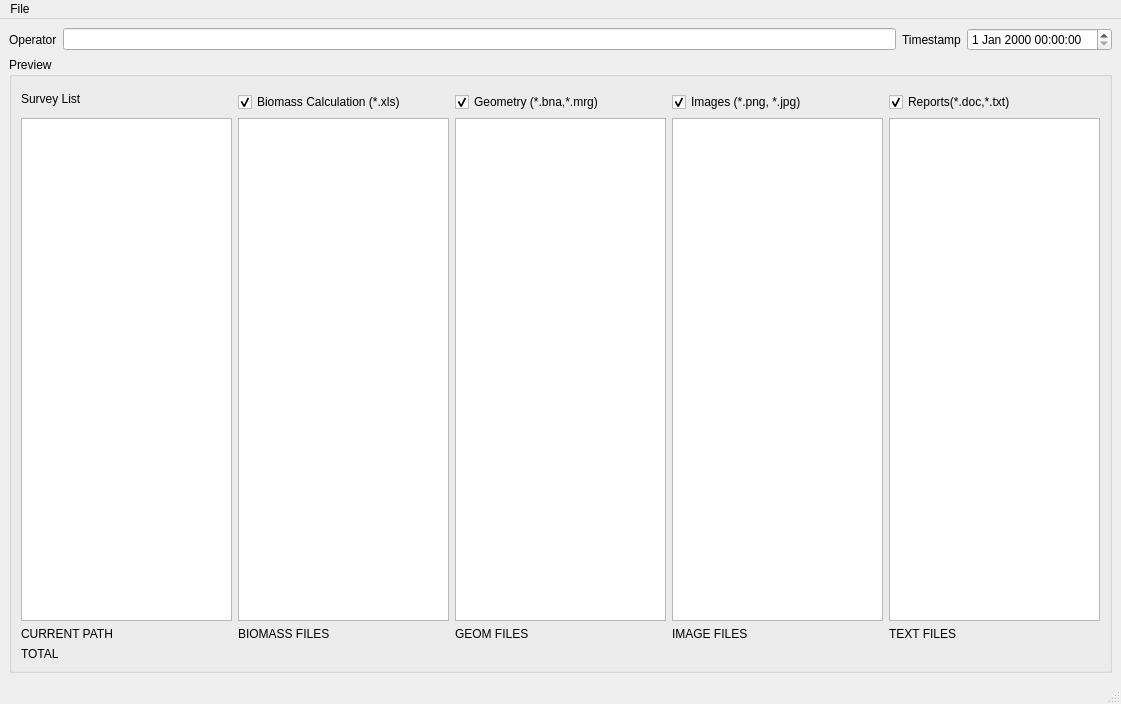
Before: the Qt Designer form mainfrm.ui in doublebyte1/group_tool, drawn with Qt 5.
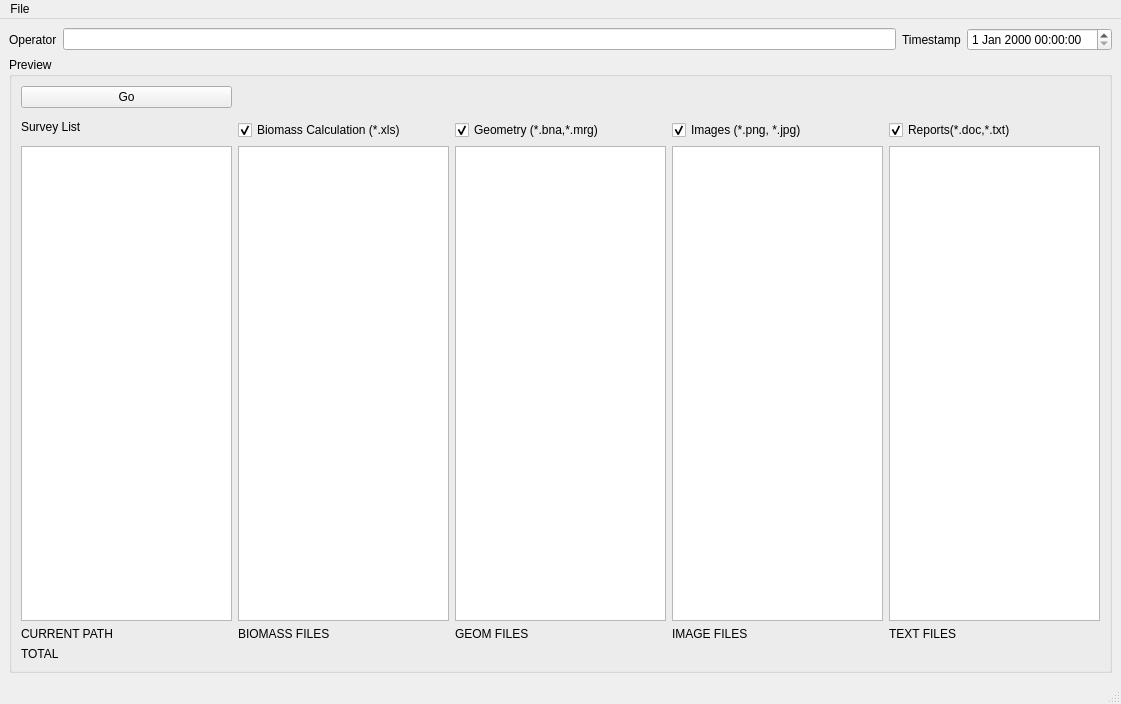
After: the same form once the commit is applied.

Commit message: - Added "Go" button. to establish the display of the directory contents

What changed in the file:
```diff
--- a/mainfrm.ui
+++ b/mainfrm.ui
@@ -51,7 +51,38 @@
        <string>Preview</string>
       </property>
       <layout class="QGridLayout" name="gridLayout">
-       <item row="1" column="4">
+       <item row="4" column="1">
+        <widget class="QTableView" name="tableBiomass">
+         <property name="editTriggers">
+          <set>QAbstractItemView::NoEditTriggers</set>
+         </property>
+         <property name="alternatingRowColors">
+          <bool>true</bool>
+         </property>
+         <property name="selectionBehavior">
+          <enum>QAbstractItemView::SelectRows</enum>
+         </property>
+         <property name="sortingEnabled">
+          <bool>true</bool>
+         </property>
+         <attribute name="horizontalHeaderVisible">
+          <bool>false</bool>
+         </attribute>
+         <attribute name="horizontalHeaderCascadingSectionResizes">
+          <bool>true</bool>
+         </attribute>
+         <attribute name="horizontalHeaderStretchLastSection">
+          <bool>true</bool>
+         </attribute>
+         <attribute name="verticalHeaderCascadingSectionResizes">
+          <bool>true</bool>
+         </attribute>
+         <attribute name="verticalHeaderStretchLastSection">
+          <bool>false</bool>
+         </attribute>
+        </widget>
+       </item>
+       <item row="3" column="4">
         <widget class="QCheckBox" name="checkReports">
          <property name="text">
           <string>Reports(*.doc,*.txt)</string>
@@ -61,7 +92,7 @@
          </property>
         </widget>
        </item>
-       <item row="2" column="3">
+       <item row="4" column="3">
         <widget class="QTableView" name="tableImages">
          <property name="editTriggers">
           <set>QAbstractItemView::NoEditTriggers</set>
@@ -89,7 +120,7 @@
          </attribute>
         </widget>
        </item>
-       <item row="0" column="0" rowspan="2">
+       <item row="2" column="0" rowspan="2">
         <widget class="QLabel" name="label_3">
          <property name="text">
           <string>Survey List</string>
@@ -99,7 +130,7 @@
          </property>
         </widget>
        </item>
-       <item row="2" column="4">
+       <item row="4" column="4">
         <widget class="QTableView" name="tableReports">
          <property name="editTriggers">
           <set>QAbstractItemView::NoEditTriggers</set>
@@ -124,7 +155,7 @@
          </attribute>
         </widget>
        </item>
-       <item row="1" column="1">
+       <item row="3" column="1">
         <widget class="QCheckBox" name="checkBiomass">
          <property name="text">
           <string>Biomass Calculation (*.xls)</string>
@@ -134,7 +165,7 @@
          </property>
         </widget>
        </item>
-       <item row="1" column="2">
+       <item row="3" column="2">
         <widget class="QCheckBox" name="checkGeom">
          <property name="text">
           <string>Geometry (*.bna,*.mrg)</string>
@@ -144,7 +175,7 @@
          </property>
         </widget>
        </item>
-       <item row="1" column="3">
+       <item row="3" column="3">
         <widget class="QCheckBox" name="checkImages">
          <property name="text">
           <string>Images (*.png, *.jpg)</string>
@@ -154,7 +185,7 @@
          </property>
         </widget>
        </item>
-       <item row="2" column="2">
+       <item row="4" column="2">
         <widget class="QTableView" name="tableGeom">
          <property name="editTriggers">
           <set>QAbstractItemView::NoEditTriggers</set>
@@ -182,48 +213,7 @@
          </attribute>
         </widget>
        </item>
-       <item row="2" column="1">
-        <widget class="QTableView" name="tableBiomass">
-         <property name="editTriggers">
-          <set>QAbstractItemView::NoEditTriggers</set>
-         </property>
-         <property name="alternatingRowColors">
-          <bool>true</bool>
-         </property>
-         <property name="selectionBehavior">
-          <enum>QAbstractItemView::SelectRows</enum>
-         </property>
-         <property name="sortingEnabled">
-          <bool>true</bool>
-         </property>
-         <attribute name="horizontalHeaderVisible">
-          <bool>false</bool>
-         </attribute>
-         <attribute name="horizontalHeaderCascadingSectionResizes">
-          <bool>true</bool>
-         </attribute>
-         <attribute name="horizontalHeaderStretchLastSection">
-          <bool>true</bool>
-         </attribute>
-         <attribute name="verticalHeaderCascadingSectionResizes">
-          <bool>true</bool>
-         </attribute>
-         <attribute name="verticalHeaderStretchLastSection">
-          <bool>false</bool>
-         </attribute>
-        </widget>
-       </item>
-       <item row="3" column="0">
-        <widget class="QLabel" name="lbCurPath">
-         <property name="text">
-          <string>CURRENT PATH</string>
-         </property>
-         <property name="buddy">
-          <cstring>treeView</cstring>
-         </property>
-        </widget>
-       </item>
-       <item row="2" column="0">
+       <item row="4" column="0">
         <widget class="QTreeView" name="treeView">
          <property name="alternatingRowColors">
           <bool>true</bool>
@@ -239,7 +229,17 @@
          </property>
         </widget>
        </item>
-       <item row="3" column="1">
+       <item row="5" column="0">
+        <widget class="QLabel" name="lbCurPath">
+         <property name="text">
+          <string>CURRENT PATH</string>
+         </property>
+         <property name="buddy">
+          <cstring>treeView</cstring>
+         </property>
+        </widget>
+       </item>
+       <item row="5" column="1">
         <widget class="QLabel" name="lbBiomass">
          <property name="text">
           <string>BIOMASS FILES</string>
@@ -249,7 +249,7 @@
          </property>
         </widget>
        </item>
-       <item row="3" column="3">
+       <item row="5" column="3">
         <widget class="QLabel" name="lbImages">
          <property name="text">
           <string>IMAGE FILES</string>
@@ -259,7 +259,7 @@
          </property>
         </widget>
        </item>
-       <item row="3" column="2">
+       <item row="5" column="2">
         <widget class="QLabel" name="lbGeometry">
          <property name="text">
           <string>GEOM FILES</string>
@@ -269,7 +269,7 @@
          </property>
         </widget>
        </item>
-       <item row="3" column="4">
+       <item row="5" column="4">
         <widget class="QLabel" name="lbText">
          <property name="text">
           <string>TEXT FILES</string>
@@ -279,7 +279,7 @@
          </property>
         </widget>
        </item>
-       <item row="4" column="0">
+       <item row="6" column="0">
         <widget class="QLabel" name="lbTotal">
          <property name="text">
           <string>TOTAL</string>
@@ -289,6 +289,13 @@
          </property>
         </widget>
        </item>
+       <item row="1" column="0">
+        <widget class="QPushButton" name="pushGo">
+         <property name="text">
+          <string>Go</string>
+         </property>
+        </widget>
+       </item>
       </layout>
      </widget>
     </item>
```
Left out of the diff: 33 changed lines with no effect on the pictures. The commit also changes 4 other files.
